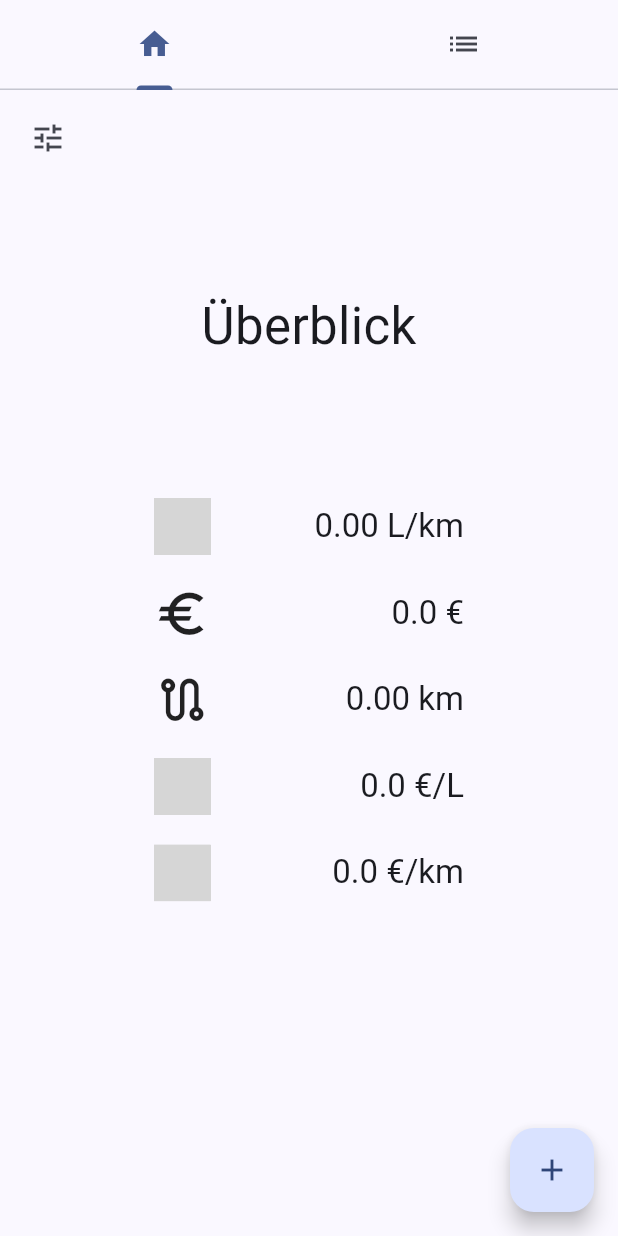
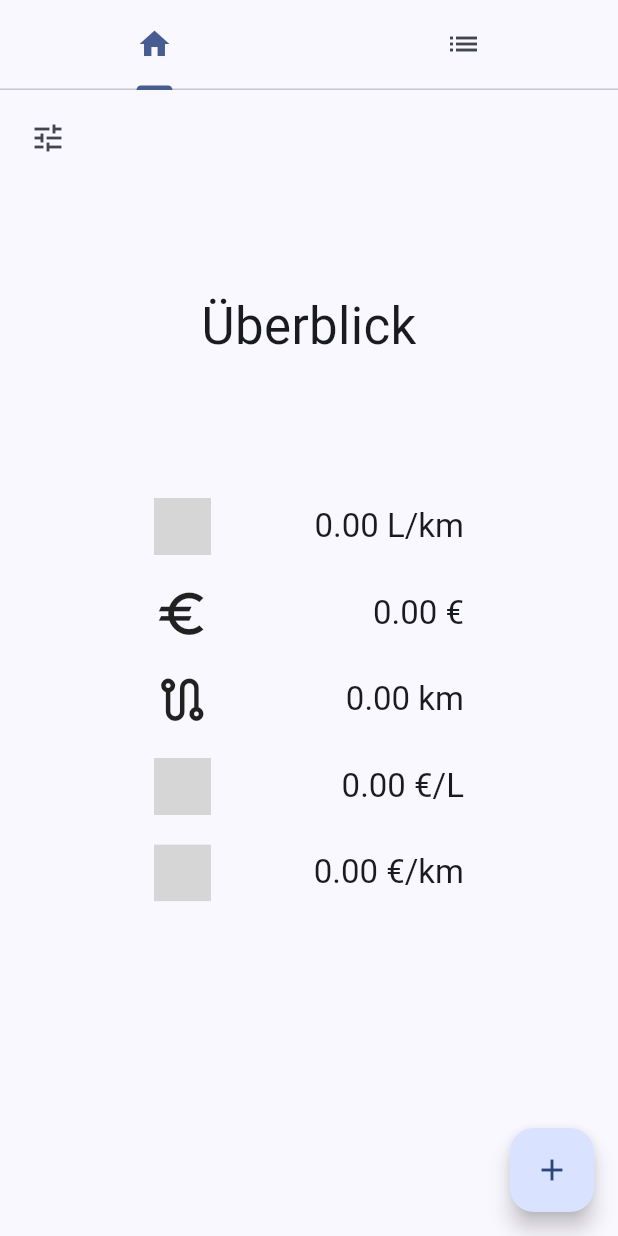
Before and after one commit to RedCommander735/Spritverbrauch, a Flutter app: the screen it shows after launch, on a phone screen of 412 x 824 dp. Run offline on Flutter 3.47's test engine with Material 3 defaults, Android fonts, the phone set to English and light mode, and no system bars; drawn by our look-alikes of dynamic_color; our stand-ins replace shared_preferences, sqflite; missing offline and left inert: icon_decoration; accounts and stored records are empty; grey boxes are pictures that could not be loaded.

Commit message:
fix: minor display issue

```diff
--- a/lib/src/utils/number_formatter.dart
+++ b/lib/src/utils/number_formatter.dart
@@ -47,7 +47,11 @@ class FormattedDouble {
 
   @override
   String toString({bool roundLastDigit = true, int? fractionDigits}) {
-    return '$_integer$_decimalSeperator${fractionalPartAsInt(roundLastDigit: roundLastDigit, fractionDigits: fractionDigits)}';
+    if (fractionDigits != null) {
+      return '$_integer$_decimalSeperator${fractionalPartAsIntToString(roundLastDigit: roundLastDigit, fractionDigits: fractionDigits).padRight(fractionDigits, '0')}';
+    }
+
+    return '$_integer$_decimalSeperator${fractionalPartAsIntToString(roundLastDigit: roundLastDigit, fractionDigits: fractionDigits)}';
   }
 
   String integerPartToString() {
```
